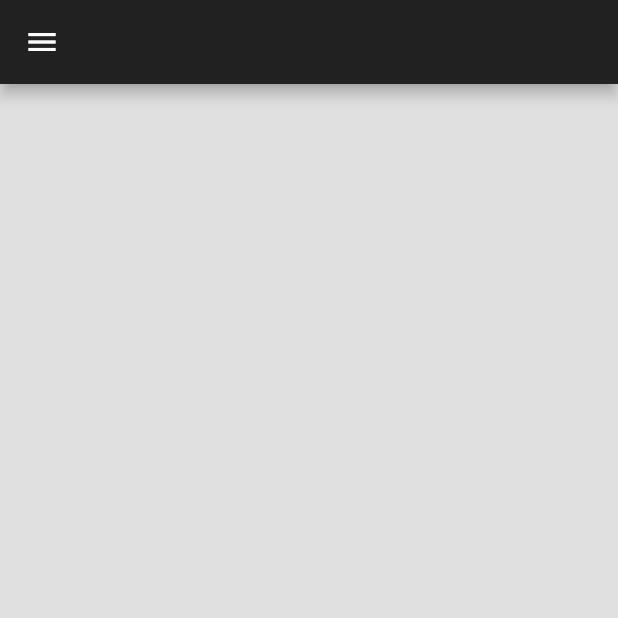
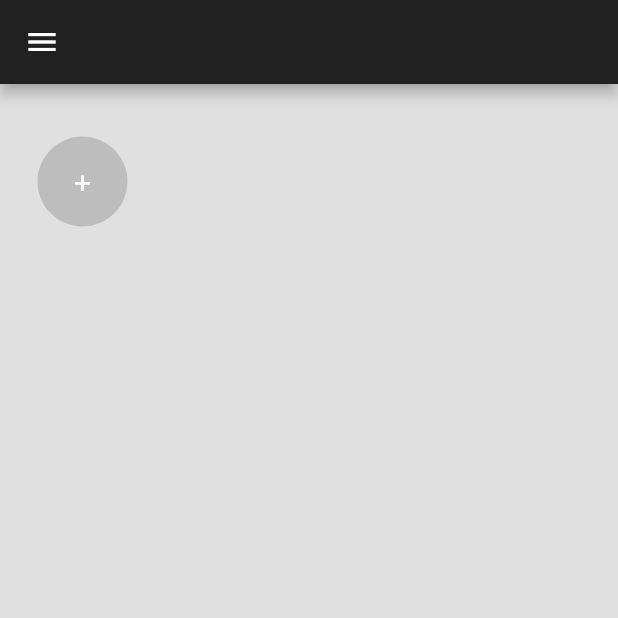
Before and after one commit to mahathirrizky/fe_appbendaharaybi, a Flutter app: the HomePage screen opened by its route, on a phone screen of 412 x 824 dp, the top half of it. Run offline on Flutter 3.47's test engine with Material 2 defaults, Android fonts, the phone set to English and light mode, and no system bars; our stand-ins replace bloc, flutter_bloc, go_router, shared_preferences; accounts and stored records are empty.

Commit message:
menambah plus button

```diff
--- a/lib/pages/home.dart
+++ b/lib/pages/home.dart
@@ -66,9 +66,9 @@ class _HomePageState extends State<HomePage> {
                   const SizedBox(
                     height: 10,
                   ),
-                  // PlusButton(
-                  //   function: _transaksibaru,
-                  // ),
+                  PlusButton(
+                      // function: _transaksibaru,
+                      ),
                 ],
               ),
             ),
--- a/lib/widgets/drawer.dart
+++ b/lib/widgets/drawer.dart
@@ -46,6 +46,5 @@ class DrawerSidebar extends StatelessWidget {
         ],
       ),
     );
-    ;
   }
 }
--- /dev/null
+++ b/lib/widgets/plus_button.dart
@@ -0,0 +1,28 @@
+import 'package:flutter/material.dart';
+
+class PlusButton extends StatelessWidget {
+  final function;
+
+  PlusButton({this.function});
+
+  @override
+  Widget build(BuildContext context) {
+    return GestureDetector(
+      onTap: function,
+      child: SafeArea(
+        child: Container(
+          height: 60,
+          width: 60,
+          decoration:
+              BoxDecoration(color: Colors.grey[400], shape: BoxShape.circle),
+          child: const Center(
+            child: Text(
+              '+',
+              style: TextStyle(color: Colors.white, fontSize: 20),
+            ),
+          ),
+        ),
+      ),
+    );
+  }
+}
--- a/lib/widgets/widgets.dart
+++ b/lib/widgets/widgets.dart
@@ -1,3 +1,4 @@
 export 'my_textfield.dart';
 export 'my_button.dart';
 export 'drawer.dart';
+export 'plus_button.dart';
```
